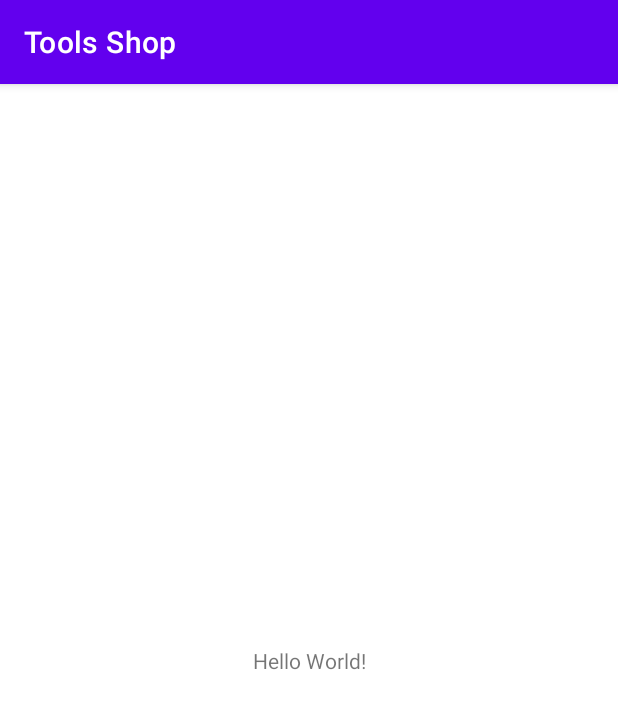
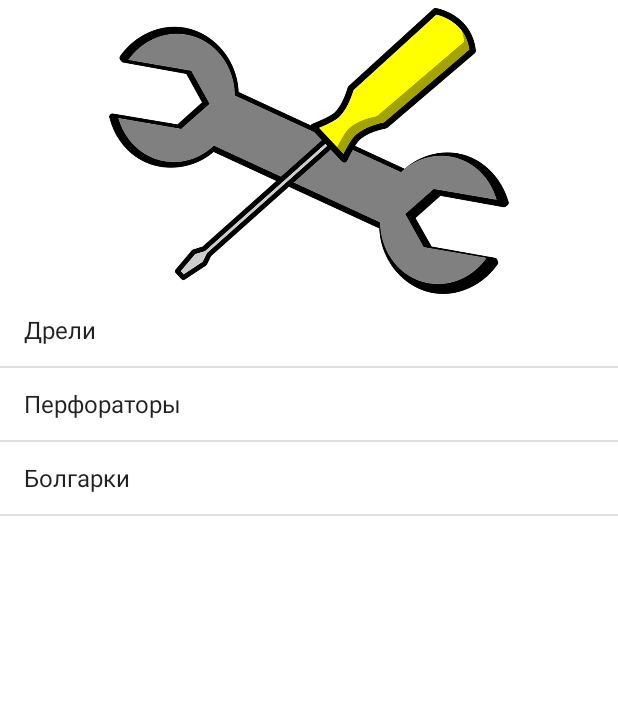
Before and after one commit to chigov2/ToolsShop, an Android app: the screen it shows after launch (MainActivity), on a phone screen of 412 x 824 dp. Shown: the top 709 px of the screen. Run offline under Robolectric (Android 15) with nearby library versions, the phone set to English and light mode, and no system bars.

Commit message:
image and listview added

```diff
--- a/app/src/main/java/techmarket/uno/toolsshop/MainActivity.java
+++ b/app/src/main/java/techmarket/uno/toolsshop/MainActivity.java
@@ -1,5 +1,6 @@
 package techmarket.uno.toolsshop;
 
+import androidx.appcompat.app.ActionBar;
 import androidx.appcompat.app.AppCompatActivity;
 
 import android.os.Bundle;
@@ -10,5 +11,9 @@ public class MainActivity extends AppCompatActivity {
     protected void onCreate(Bundle savedInstanceState) {
         super.onCreate(savedInstanceState);
         setContentView(R.layout.activity_main);
+        ActionBar actionBar = getSupportActionBar();
+        if (actionBar != null){
+            actionBar.hide();
+        }
     }
 }
--- a/app/src/main/res/layout/activity_main.xml
+++ b/app/src/main/res/layout/activity_main.xml
@@ -6,13 +6,33 @@
     android:layout_height="match_parent"
     tools:context=".MainActivity">
 
-    <TextView
+    <ImageView
+        android:id="@+id/ivLogo"
+        android:layout_width="0dp"
+        android:layout_height="0dp"
+        android:layout_marginTop="5dp"
+        android:layout_marginBottom="10dp"
+        android:contentDescription="@string/content_description_logo"
+        app:layout_constraintBottom_toTopOf="@+id/guideline2"
+        app:layout_constraintEnd_toEndOf="parent"
+        app:layout_constraintStart_toStartOf="parent"
+        app:layout_constraintTop_toTopOf="parent"
+        app:srcCompat="@drawable/logo" />
+
+    <androidx.constraintlayout.widget.Guideline
+        android:id="@+id/guideline2"
         android:layout_width="wrap_content"
         android:layout_height="wrap_content"
-        android:text="Hello World!"
+        android:orientation="horizontal"
+        app:layout_constraintGuide_percent="0.25" />
+
+    <ListView
+        android:id="@+id/lvTools"
+        android:layout_width="0dp"
+        android:layout_height="0dp"
+        android:entries="@array/tools"
         app:layout_constraintBottom_toBottomOf="parent"
-        app:layout_constraintLeft_toLeftOf="parent"
-        app:layout_constraintRight_toRightOf="parent"
-        app:layout_constraintTop_toTopOf="parent" />
-
+        app:layout_constraintEnd_toEndOf="parent"
+        app:layout_constraintStart_toStartOf="parent"
+        app:layout_constraintTop_toBottomOf="@+id/ivLogo" />
 </androidx.constraintlayout.widget.ConstraintLayout>
--- a/app/src/main/res/values/strings.xml
+++ b/app/src/main/res/values/strings.xml
@@ -1,3 +1,11 @@
 <resources>
     <string name="app_name">Tools Shop</string>
+    <string name="content_description_logo">Tools shop logo</string>
+    <string-array name="tools">
+        <item>Дрели</item>
+        <item>Перфораторы</item>
+        <item>Болгарки</item>
+    </string-array>
+
+
 </resources>
```
